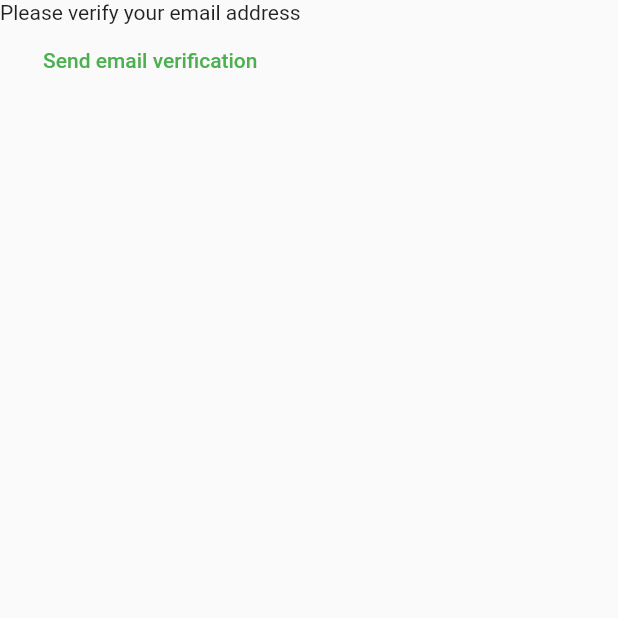
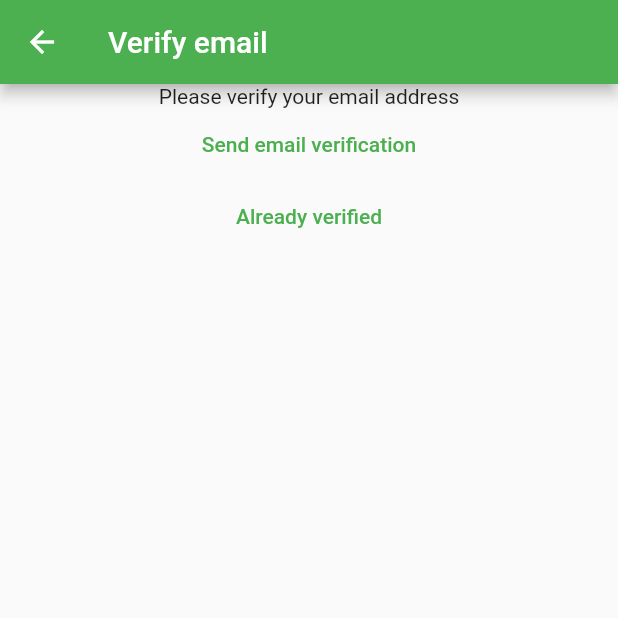
Before and after one commit to s20610/MyNotes, a Flutter app: the VerifyEmailView screen opened directly, after a tap on "Send email verification", on a phone screen of 412 x 824 dp, the top half of it. Run offline on Flutter 3.47's test engine with Material 2 defaults, Android fonts, the phone set to English and light mode, and no system bars; our stand-ins replace firebase_auth, firebase_core; accounts and stored records are empty; network calls fail.

```diff
--- /dev/null
+++ b/lib/constants/route_strings.dart
@@ -0,0 +1,3 @@
+const loginRoute = '/login/';
+const registerRoute = '/register/';
+const notesRoute = '/notes/';
--- a/lib/views/notes_view.dart
+++ b/lib/views/notes_view.dart
@@ -1,4 +1,5 @@
 import 'package:firebase_auth/firebase_auth.dart';
+import 'package:first_flutter_app/constants/route_strings.dart';
 import 'package:flutter/material.dart';
 import 'dart:developer' as devtools show log;
 
@@ -30,7 +31,7 @@ class _NotesViewState extends State<NotesView> {
                   if (shouldLogout) {
                     await FirebaseAuth.instance.signOut().then((value) => {
                     Navigator.of(context)
-                        .pushNamedAndRemoveUntil('/login', (route) => false)
+                        .pushNamedAndRemoveUntil(loginRoute, (route) => false)
                     });
                   }
                   break;
@@ -67,7 +68,7 @@ Future<bool> showLogOutDialog(BuildContext context) {
                 onPressed: () {
                   Navigator.of(context).pop(true);
                 },
-                child: const Text('Log out'))
+                child: const Text('Sign out'))
           ],
         );
       }).then((value) => value ?? false);
--- a/lib/views/verify_email_view.dart
+++ b/lib/views/verify_email_view.dart
@@ -1,4 +1,7 @@
+import 'dart:developer' as devtools show log;
+
 import 'package:firebase_auth/firebase_auth.dart';
+import 'package:first_flutter_app/constants/route_strings.dart';
 import 'package:flutter/material.dart';
 
 class VerifyEmailView extends StatefulWidget {
@@ -11,16 +14,33 @@ class VerifyEmailView extends StatefulWidget {
 class _VerifyEmailViewState extends State<VerifyEmailView> {
   @override
   Widget build(BuildContext context) {
-    return Column(
+    final user = FirebaseAuth.instance.currentUser;
+    return Scaffold(
+      appBar: AppBar(
+        title: const Text('Verify email'),
+      ),
+      body: Center(
+        child: Column(
           children: [
             const Text('Please verify your email address'),
             TextButton(
                 onPressed: () async {
-              final user = FirebaseAuth.instance.currentUser;
                   await user?.sendEmailVerification();
                 },
-            child: const Text('Send email verification'))
+                child: const Text('Send email verification')),
+            TextButton(
+                onPressed: () async {
+                  await user?.reload();
+                  devtools.log(user?.emailVerified.toString() ?? 'null');
+                  if (user?.emailVerified ?? false) {
+                    Navigator.of(context)
+                        .pushNamedAndRemoveUntil(notesRoute, (route) => false);
+                  }
+                },
+                child: const Text('Already verified'))
           ],
+        ),
+      ),
     );
   }
 }
```
Also changed, not shown: lib/main.dart (+4 -3 lines), lib/utilities/show_error_dialog.dart (added, +19 -0 lines), lib/views/login_view.dart (+15 -2 lines), lib/views/register_view.dart (+5 -3 lines). Lines whose indentation alone changed are shown as unchanged.
